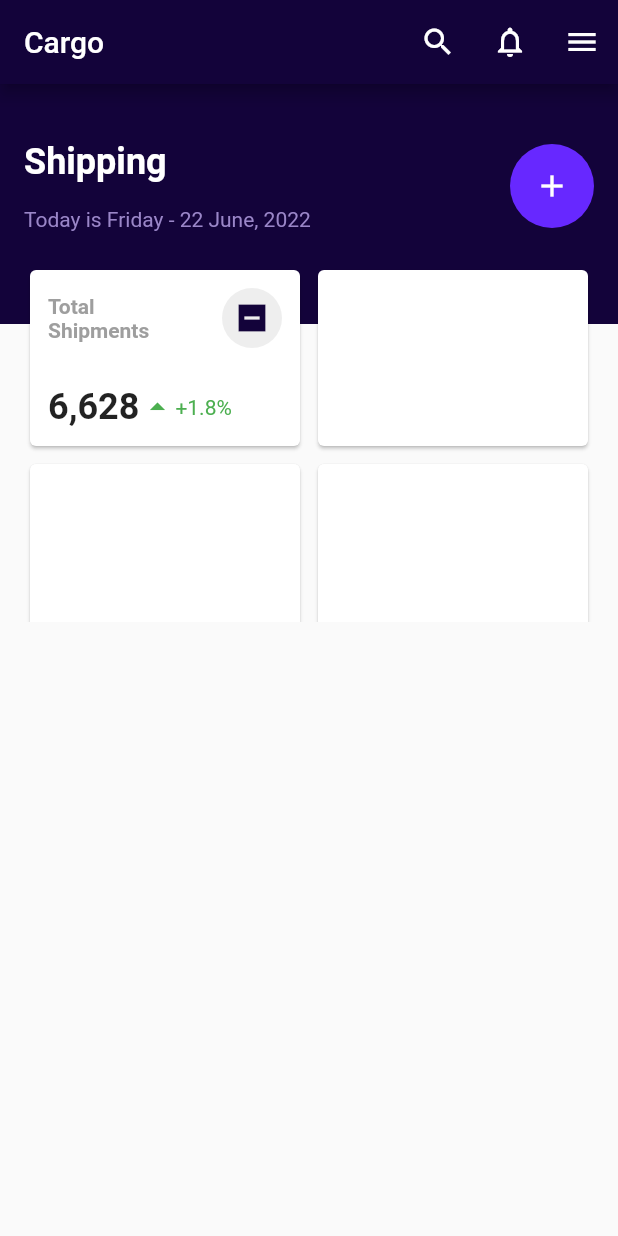
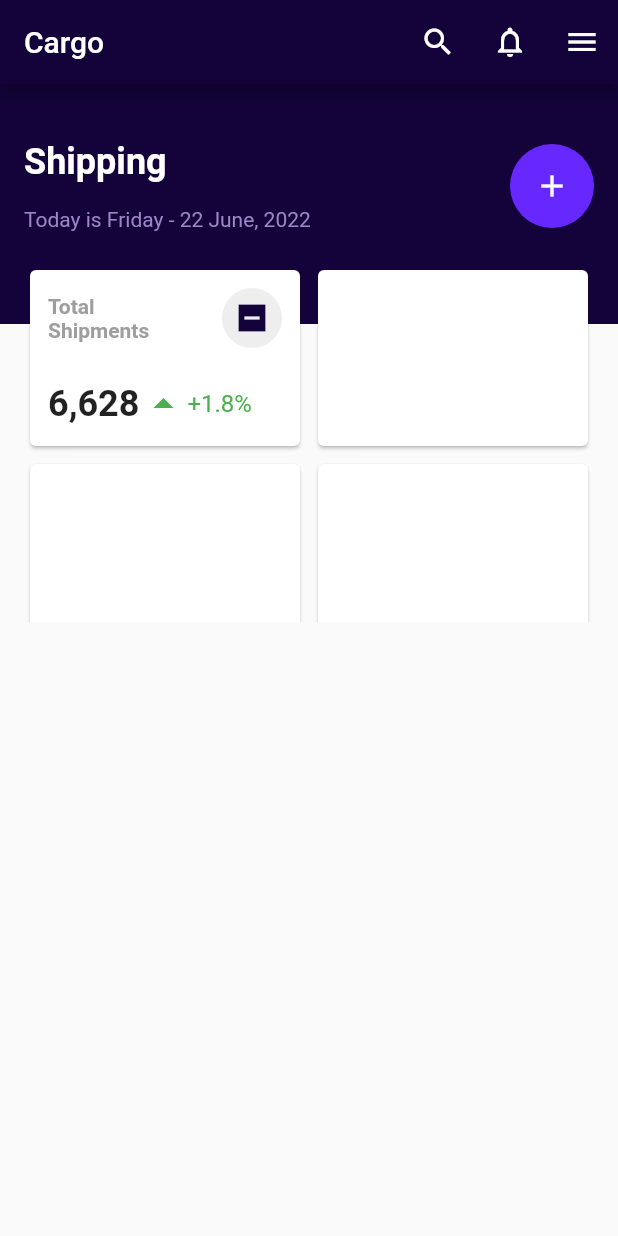
Before and after one commit to JAICHANGPARK/flutter_notebook_chapter_24, a Flutter app: the CargoShippingMainPage screen opened directly, on a phone screen of 412 x 824 dp. Run offline on Flutter 3.47's test engine with Material 2 defaults, Android fonts, the phone set to English and light mode, and no system bars.

Commit message:
Update cargo_shipping_main_page.dart

```diff
--- a/lib/ep1351_cargo_shipping_app/view/cargo_shipping_main_page.dart
+++ b/lib/ep1351_cargo_shipping_app/view/cargo_shipping_main_page.dart
@@ -127,22 +127,24 @@ class _CargoShippingMainPageState extends State<CargoShippingMainPage> {
                                   ],
                                 ),
                                 Row(
-                                  children: [
-                                    const Text(
+                                  children: const [
+                                    Text(
                                       "6,628",
                                       style: TextStyle(
                                         fontSize: 24,
                                         fontWeight: FontWeight.bold,
                                       ),
                                     ),
-                                    const Icon(
+                                    Icon(
                                       Icons.arrow_drop_up,
                                       color: Colors.green,
+                                      size: 32,
                                     ),
-                                    const Text(
+                                    Text(
                                       "+1.8%",
                                       style: TextStyle(
                                         color: Colors.green,
+                                        fontSize: 16
                                       ),
                                     )
                                   ],
```
